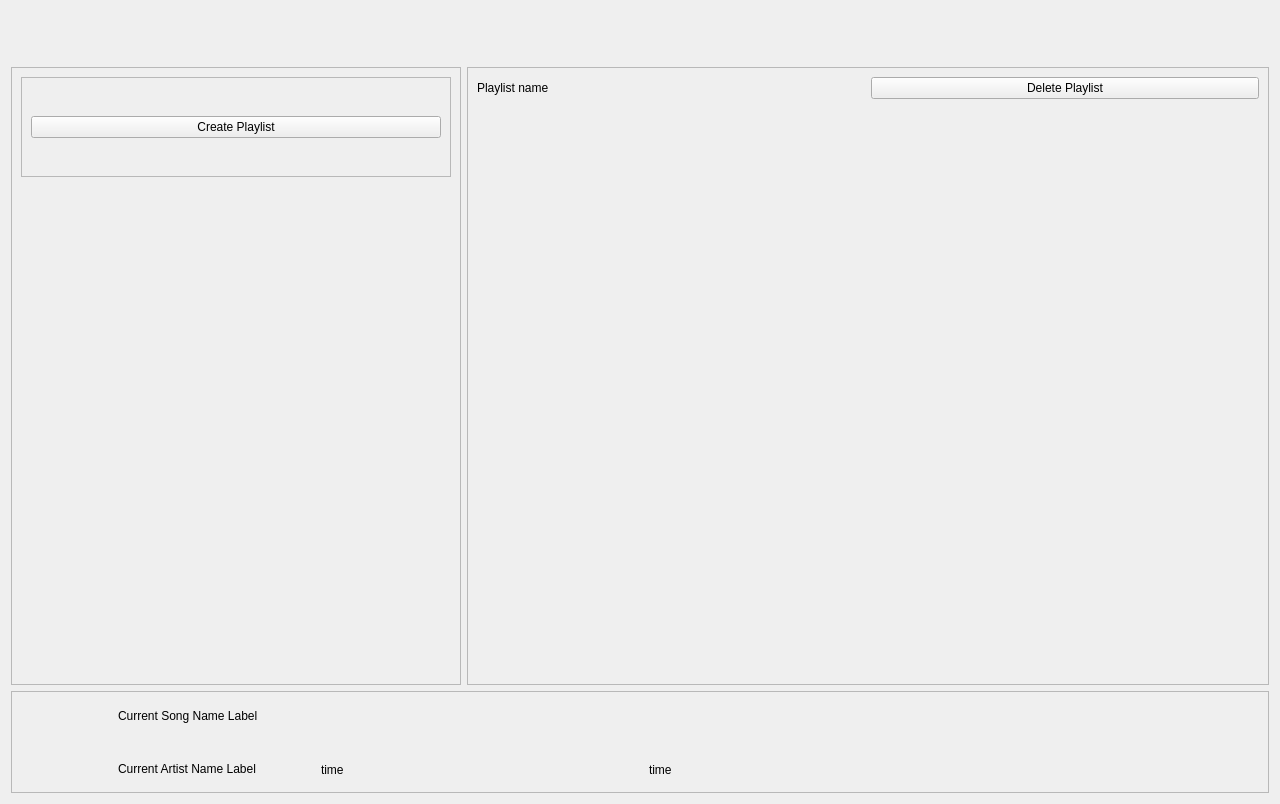
Qt form SoundDrive/main.ui (Nmstr/SoundDrive) before a commit.
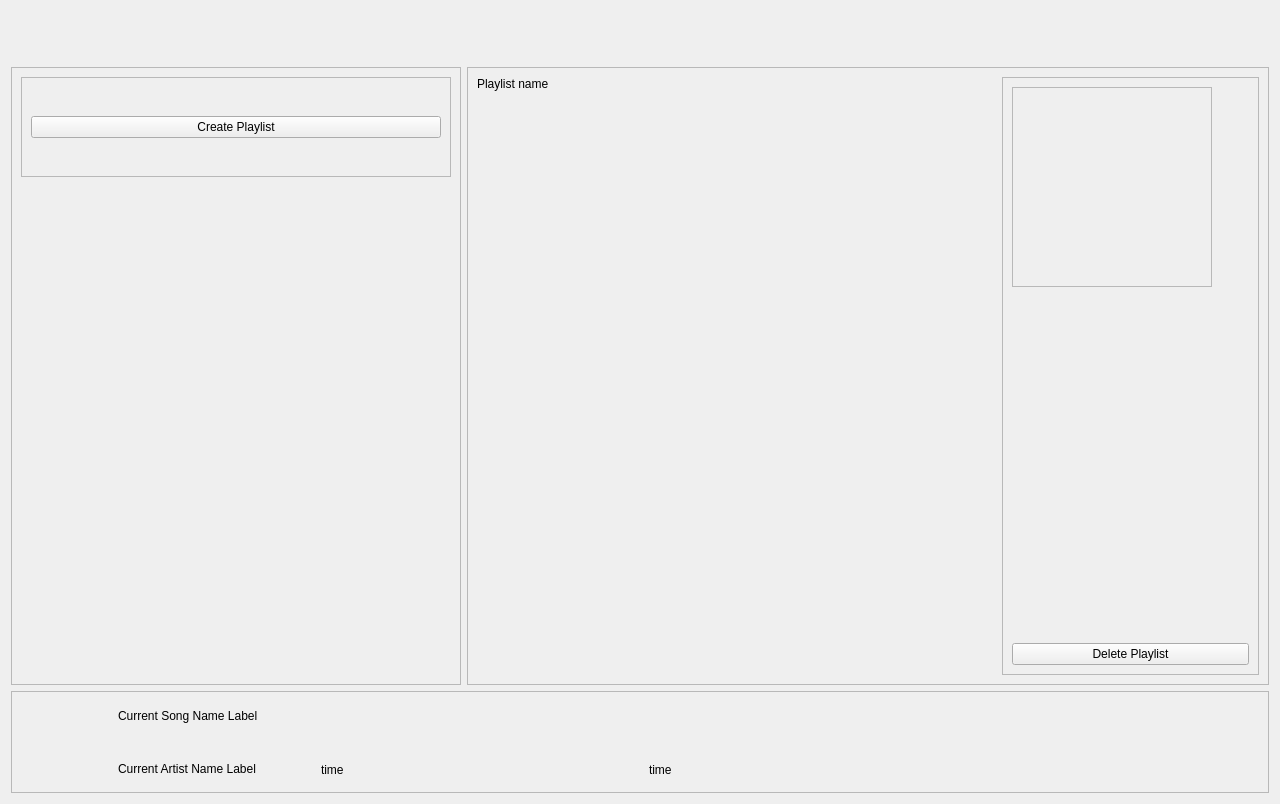
The same form after that commit. The open tabs and pages were chosen to show the change.

```diff
--- a/SoundDrive/main.ui
+++ b/SoundDrive/main.ui
@@ -174,20 +174,6 @@
      </widget>
      <widget class="QWidget" name="playlist_page">
       <layout class="QGridLayout" name="gridLayout_4">
-       <item row="0" column="0">
-        <widget class="QLabel" name="playlist_name_label">
-         <property name="text">
-          <string>Playlist name</string>
-         </property>
-        </widget>
-       </item>
-       <item row="0" column="1">
-        <widget class="QPushButton" name="delete_playlist_btn">
-         <property name="text">
-          <string>Delete Playlist</string>
-         </property>
-        </widget>
-       </item>
        <item row="3" column="0" colspan="2">
         <widget class="QScrollArea" name="playlist_songs_scroll">
          <property name="frameShape">
@@ -201,8 +187,8 @@
            <rect>
             <x>0</x>
             <y>0</y>
-            <width>68</width>
-            <height>18</height>
+            <width>522</width>
+            <height>580</height>
            </rect>
           </property>
           <property name="minimumSize">
@@ -229,6 +215,68 @@
          </widget>
         </widget>
        </item>
+       <item row="0" column="0">
+        <widget class="QLabel" name="playlist_name_label">
+         <property name="text">
+          <string>Playlist name</string>
+         </property>
+        </widget>
+       </item>
+       <item row="0" column="2" rowspan="4">
+        <widget class="QFrame" name="playlist_side">
+         <property name="frameShape">
+          <enum>QFrame::Shape::StyledPanel</enum>
+         </property>
+         <property name="frameShadow">
+          <enum>QFrame::Shadow::Raised</enum>
+         </property>
+         <layout class="QVBoxLayout" name="verticalLayout_2">
+          <item>
+           <widget class="QFrame" name="playlist_icon_container">
+            <property name="minimumSize">
+             <size>
+              <width>200</width>
+              <height>200</height>
+             </size>
+            </property>
+            <property name="maximumSize">
+             <size>
+              <width>200</width>
+              <height>200</height>
+             </size>
+            </property>
+            <property name="frameShape">
+             <enum>QFrame::Shape::StyledPanel</enum>
+            </property>
+            <property name="frameShadow">
+             <enum>QFrame::Shadow::Raised</enum>
+            </property>
+            <layout class="QVBoxLayout" name="verticalLayout_12"/>
+           </widget>
+          </item>
+          <item>
+           <spacer name="playlist_side_spacer">
+            <property name="orientation">
+             <enum>Qt::Orientation::Vertical</enum>
+            </property>
+            <property name="sizeHint" stdset="0">
+             <size>
+              <width>20</width>
+              <height>40</height>
+             </size>
+            </property>
+           </spacer>
+          </item>
+          <item>
+           <widget class="QPushButton" name="delete_playlist_btn">
+            <property name="text">
+             <string>Delete Playlist</string>
+            </property>
+           </widget>
+          </item>
+         </layout>
+        </widget>
+       </item>
       </layout>
      </widget>
      <widget class="QWidget" name="settings_page">
```
Left out of the diff: 206 changed lines with no effect on the pictures.
